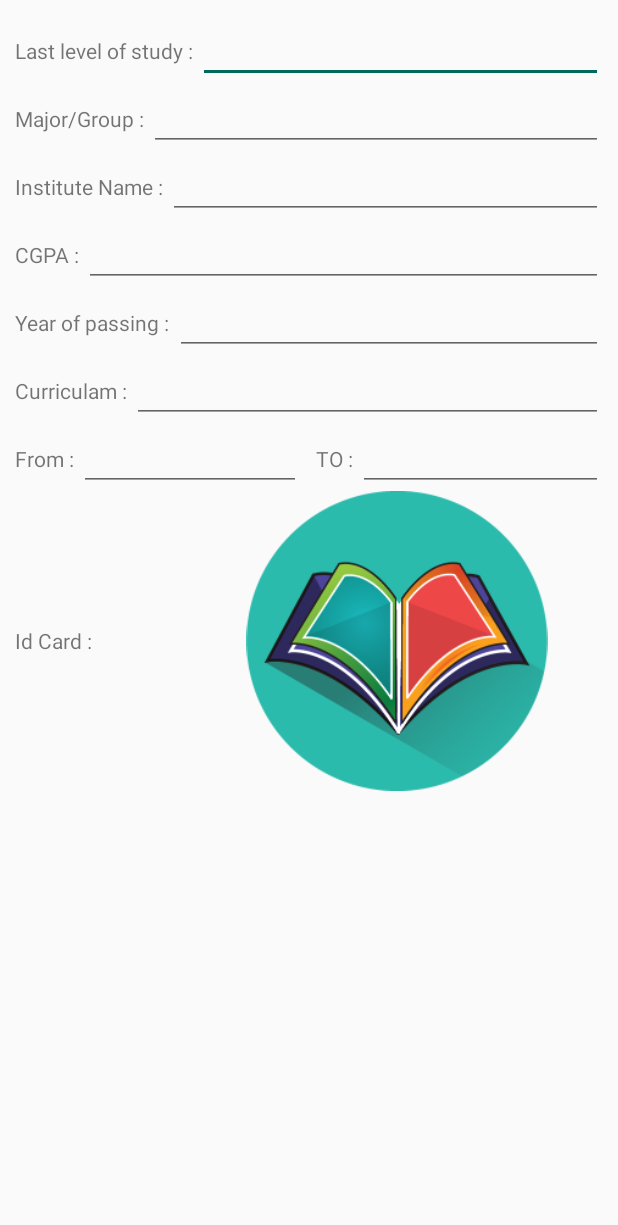
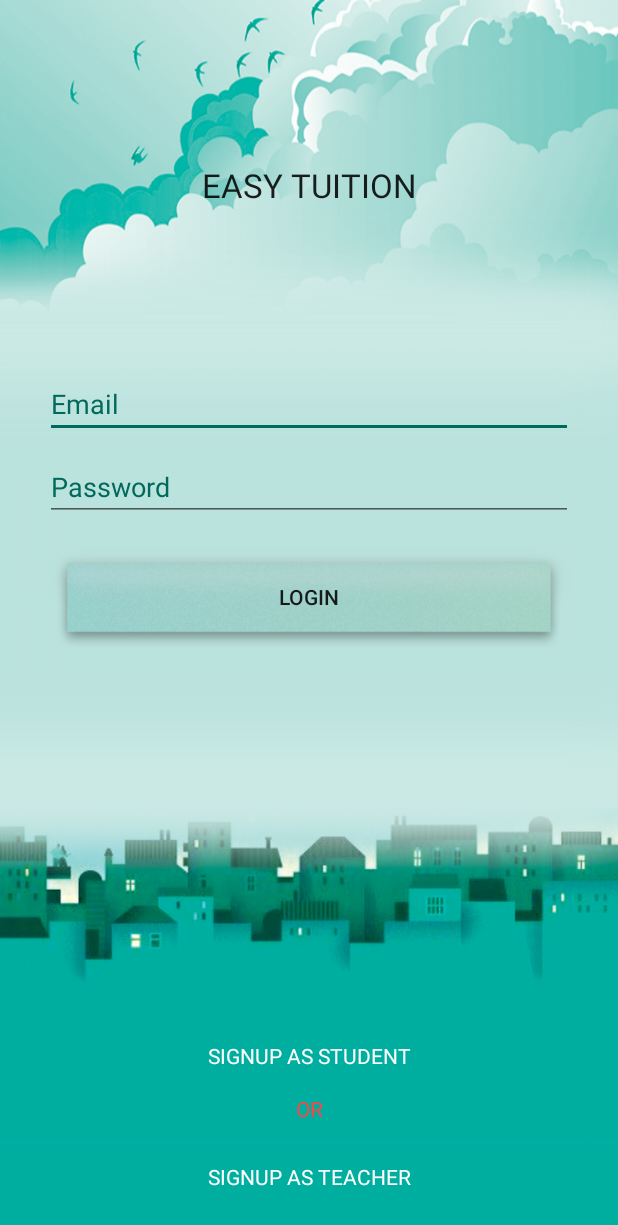
Before and after one commit to detryo/tutor_center, an Android app: the LoginActivity screen opened directly, with no data from a screen before it, on a phone screen of 412 x 824 dp. Shown: the top 1225 px of the screen. Run offline under Robolectric (Android 15) with nearby library versions, the phone set to English and light mode, and no system bars; our stand-ins replace Volley.

Commit message:
login activity, signup textView minor update

```diff
--- a/app/src/main/java/technologies/troubleshoot/easytution/LoginActivity.java
+++ b/app/src/main/java/technologies/troubleshoot/easytution/LoginActivity.java
@@ -46,7 +46,7 @@ public class LoginActivity extends AppCompatActivity implements View.OnClickList
         }
 
         //setContentView(R.layout.activity_login);
-        setContentView(R.layout.teacher_educational_info_layout);
+        setContentView(R.layout.activity_login);
 
         //Attaching all the widgets to their corresponding view id.
         loginBtn = (Button) findViewById(R.id.loginBtn_id);
--- a/app/src/main/res/layout/activity_login.xml
+++ b/app/src/main/res/layout/activity_login.xml
@@ -60,7 +60,8 @@
             android:id="@+id/newAccountBtn_as_student_id"
             android:layout_width="match_parent"
             android:layout_height="wrap_content"
-            android:layout_marginBottom="16dp"
+            android:layout_marginBottom="6dp"
+            android:padding="10dp"
             android:layout_above="@+id/or_id"
             android:onClick="btnClicked"
             android:gravity="center"
@@ -83,7 +84,8 @@
             android:layout_width="match_parent"
             android:layout_height="wrap_content"
             android:onClick="btnClicked"
-            android:layout_marginBottom="30dp"
+            android:padding="10dp"
+            android:layout_marginBottom="20dp"
             android:layout_alignParentBottom="true"
             android:gravity="center"
             android:textColor="#ffffff"
```
